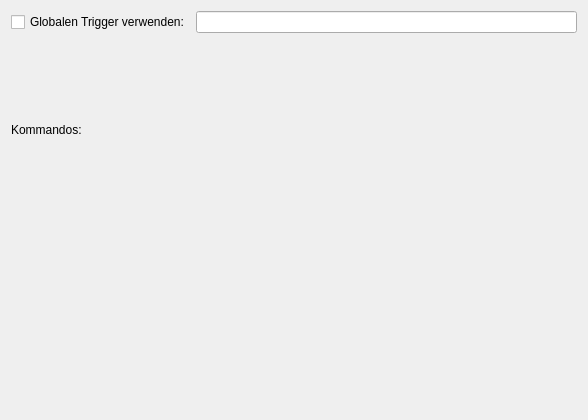
This is simonlib/simonactions/commandsettingsdlg.ui in KDE/simon as Qt 5 draws it before an edit. The edited form follows.
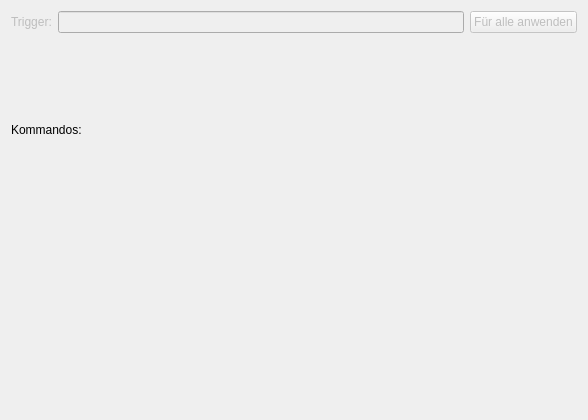
This is the edited form. Custom widgets are drawn as their Qt base class.

Commit message: Renaming modelcompilation to speechmodelcompilation to fit in with the rest; Added new way of tracking progress of operations via a central library. Adding support for different triggers for different plugins

```diff
--- a/simonlib/simonactions/commandsettingsdlg.ui
+++ b/simonlib/simonactions/commandsettingsdlg.ui
@@ -16,19 +16,35 @@
    <item>
     <layout class="QHBoxLayout" name="horizontalLayout" >
      <item>
-      <widget class="QCheckBox" name="kcfg_UseGlobalTrigger" >
+      <widget class="QLabel" name="lbTrigger" >
+       <property name="enabled" >
+        <bool>false</bool>
+       </property>
        <property name="text" >
-        <string>Globalen Trigger verwenden:</string>
+        <string>Trigger:</string>
        </property>
       </widget>
      </item>
      <item>
       <widget class="KLineEdit" name="kcfg_GlobalTrigger" >
        <property name="enabled" >
+        <bool>false</bool>
+       </property>
+       <property name="showClearButton" stdset="0" >
         <bool>true</bool>
        </property>
       </widget>
      </item>
+     <item>
+      <widget class="QPushButton" name="pbApplyToAll" >
+       <property name="enabled" >
+        <bool>false</bool>
+       </property>
+       <property name="text" >
+        <string>Für alle anwenden</string>
+       </property>
+      </widget>
+     </item>
     </layout>
    </item>
    <item>
```
Left out of the diff: 21 changed lines with no effect on the pictures. The commit also changes 66 other files.
